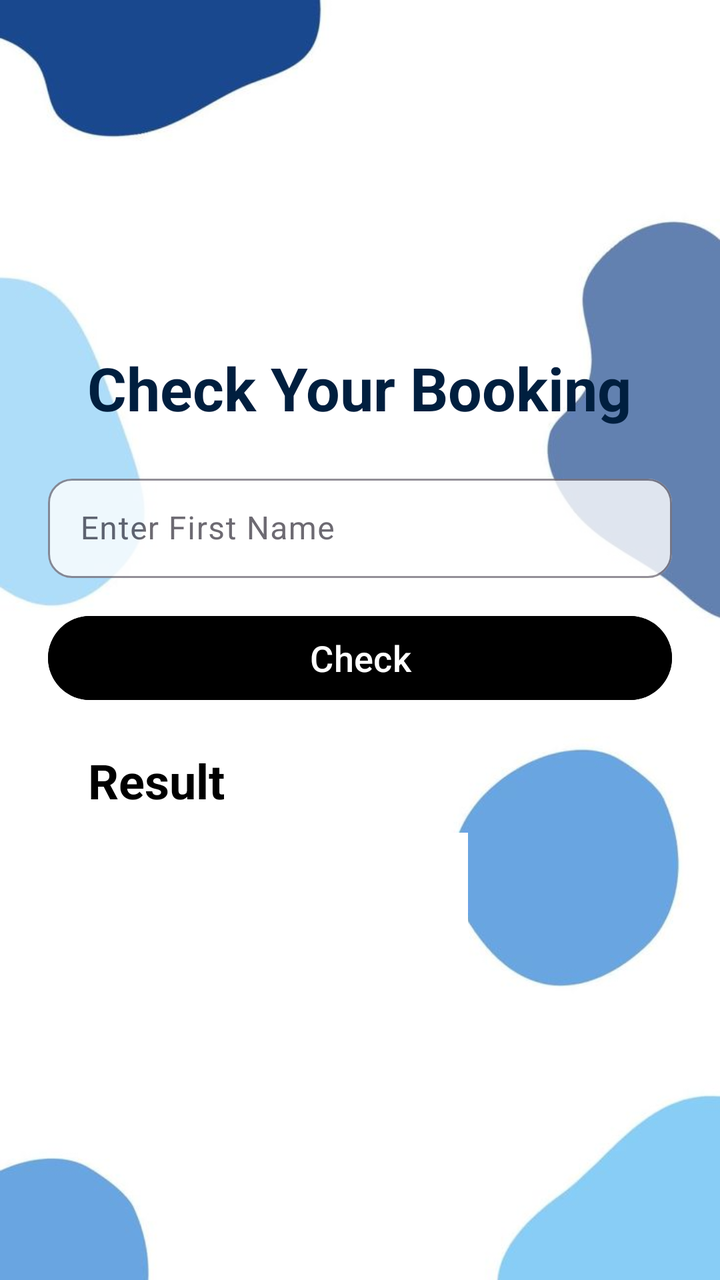
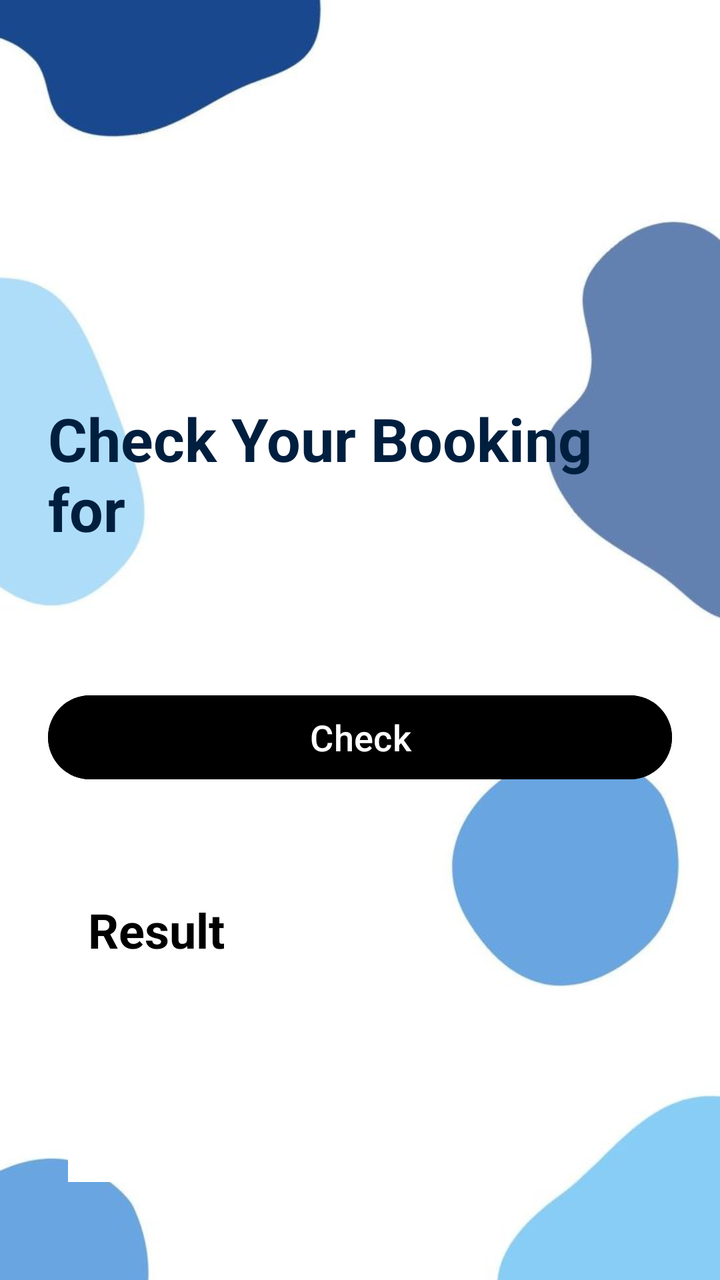

An Android layout rendered at two revisions. The XML below is the earlier revision; the diff shows what the commit changed to produce the second picture.
<!-- AndroidManifest.xml: activity theme Theme.Material3.Light -->
<!-- res/layout/activity_check_booking.xml -->
<?xml version="1.0" encoding="utf-8"?>
<LinearLayout xmlns:android="http://schemas.android.com/apk/res/android"
    android:layout_width="match_parent"
    android:layout_height="match_parent"
    xmlns:app="http://schemas.android.com/apk/res-auto"
    android:orientation="vertical"
    android:gravity="center"
    android:background="@drawable/background"
    android:padding="24dp">

    <TextView
        android:layout_width="wrap_content"
        android:layout_height="wrap_content"
        android:text="Check Your Booking"
        android:textSize="30sp"
        android:textStyle="bold"
        android:textColor="#001F3F"
        android:layout_gravity="center_horizontal"
        android:layout_marginTop="50dp" />


    <com.google.android.material.textfield.TextInputLayout

        android:layout_width="match_parent"
        android:layout_height="55dp"
        android:layout_marginTop="20dp"
        app:boxBackgroundMode="outline"
        app:boxCornerRadiusBottomEnd="12dp"
        app:boxCornerRadiusTopEnd="12dp"
        app:boxCornerRadiusBottomStart="12dp"
        app:boxCornerRadiusTopStart="12dp"
        app:boxBackgroundColor="@color/white"
        android:alpha="0.8"
        android:hint="Enter First Name">

        <com.google.android.material.textfield.TextInputEditText
            android:id="@+id/nameEditText"
            android:inputType="text"
            android:layout_width="match_parent"
            android:layout_height="wrap_content"/>

    </com.google.android.material.textfield.TextInputLayout>

    <Button
        android:id="@+id/checkButton"
        android:layout_width="match_parent"
        android:layout_height="50dp"
        android:text="Check"
        android:textSize="18sp"
        android:textColor="#FFFFFF"
        android:backgroundTint="@color/black"
        android:layout_marginTop="15dp"
        android:layout_marginBottom="10dp"/>

    <TextView
        android:layout_width="wrap_content"
        android:layout_height="wrap_content"
        android:text="Result"
        android:textStyle="bold"
        android:textColor="@color/black"
        android:textSize="24sp"
        android:layout_gravity="start"
        android:padding="10dp"
        android:layout_marginStart="10dp"/>
    <TextView
        android:id="@+id/resultTextView"
        android:layout_width="200dp"
        android:layout_height="wrap_content"
        android:textSize="18sp"
        android:textColor="@color/black"
        android:layout_gravity="start"
        android:layout_marginStart="10dp"
        android:padding="12dp"
        android:background="@color/white"
        android:minHeight="100dp"/>

</LinearLayout>
<!-- resources referenced by this layout -->
<resources>
  <color name="black">#FF000000</color>
  <color name="white">#FFFFFFFF</color>
  <!-- drawable background: jpeg bitmap (drawable, 17214 bytes) -->
</resources>

<!-- the commit's change to res/layout/activity_check_booking.xml (unified diff, before → after) -->
@@ -11,35 +11,25 @@
     <TextView
         android:layout_width="wrap_content"
         android:layout_height="wrap_content"
-        android:text="Check Your Booking"
+        android:text="Check Your Booking for"
         android:textSize="30sp"
         android:textStyle="bold"
         android:textColor="#001F3F"
         android:layout_gravity="center_horizontal"
-        android:layout_marginTop="50dp" />
+        android:layout_marginTop="150dp" />
 
+    
+    <TextView
+        android:id="@+id/welcomeTextView"
+        android:layout_width="wrap_content"
+        android:layout_height="wrap_content"
+        android:textSize="22sp"
+        android:textStyle="bold"
+        android:textColor="@color/blue"
+        android:layout_marginTop="15dp"
+        android:layout_marginBottom="10dp"
+        android:layout_gravity="center_horizontal" />
 
-    <com.google.android.material.textfield.TextInputLayout
-
-        android:layout_width="match_parent"
-        android:layout_height="55dp"
-        android:layout_marginTop="20dp"
-        app:boxBackgroundMode="outline"
-        app:boxCornerRadiusBottomEnd="12dp"
-        app:boxCornerRadiusTopEnd="12dp"
-        app:boxCornerRadiusBottomStart="12dp"
-        app:boxCornerRadiusTopStart="12dp"
-        app:boxBackgroundColor="@color/white"
-        android:alpha="0.8"
-        android:hint="Enter First Name">
-
-        <com.google.android.material.textfield.TextInputEditText
-            android:id="@+id/nameEditText"
-            android:inputType="text"
-            android:layout_width="match_parent"
-            android:layout_height="wrap_content"/>
-
-    </com.google.android.material.textfield.TextInputLayout>
 
     <Button
         android:id="@+id/checkButton"
@@ -60,11 +50,13 @@
         android:textColor="@color/black"
         android:textSize="24sp"
         android:layout_gravity="start"
+        android:layout_marginTop="35dp"
         android:padding="10dp"
         android:layout_marginStart="10dp"/>
+
     <TextView
         android:id="@+id/resultTextView"
-        android:layout_width="200dp"
+        android:layout_width="210dp"
         android:layout_height="wrap_content"
         android:textSize="18sp"
         android:textColor="@color/black"
<!-- resource entries referenced after the edit -->
@@ -1,6 +1,7 @@
 <!-- resources referenced by this layout -->
 <resources>
   <color name="black">#FF000000</color>
+  <color name="blue">#0081E1</color>
   <color name="white">#FFFFFFFF</color>
   <!-- drawable background: jpeg bitmap (drawable, 17214 bytes) -->
 </resources>
